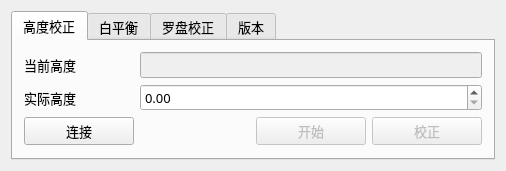
This is widget.ui in suisiyuan/IDT_Rectify as Qt 5 draws it before an edit. The edited form follows.
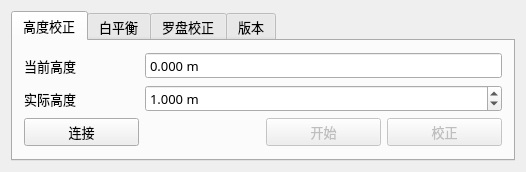
This is the edited form.

Diff of the .ui file:
```diff
--- a/widget.ui
+++ b/widget.ui
@@ -6,7 +6,7 @@
    <rect>
     <x>0</x>
     <y>0</y>
-    <width>506</width>
+    <width>526</width>
     <height>160</height>
    </rect>
   </property>
@@ -66,13 +66,6 @@
            </property>
           </widget>
          </item>
-         <item row="0" column="1" colspan="3">
-          <widget class="QLineEdit" name="currentEdit">
-           <property name="enabled">
-            <bool>false</bool>
-           </property>
-          </widget>
-         </item>
          <item row="2" column="0">
           <widget class="QPushButton" name="connectButton">
            <property name="text">
@@ -81,7 +74,42 @@
           </widget>
          </item>
          <item row="1" column="1" colspan="3">
-          <widget class="QDoubleSpinBox" name="doubleSpinBox"/>
+          <widget class="QDoubleSpinBox" name="realSpinBox">
+           <property name="suffix">
+            <string> m</string>
+           </property>
+           <property name="decimals">
+            <number>3</number>
+           </property>
+           <property name="maximum">
+            <double>1000.000000000000000</double>
+           </property>
+           <property name="singleStep">
+            <double>0.100000000000000</double>
+           </property>
+           <property name="value">
+            <double>1.000000000000000</double>
+           </property>
+          </widget>
+         </item>
+         <item row="0" column="1" colspan="3">
+          <widget class="QDoubleSpinBox" name="currentSpinBox">
+           <property name="readOnly">
+            <bool>true</bool>
+           </property>
+           <property name="buttonSymbols">
+            <enum>QAbstractSpinBox::NoButtons</enum>
+           </property>
+           <property name="suffix">
+            <string> m</string>
+           </property>
+           <property name="decimals">
+            <number>3</number>
+           </property>
+           <property name="maximum">
+            <double>1000.000000000000000</double>
+           </property>
+          </widget>
          </item>
         </layout>
        </item>
```
